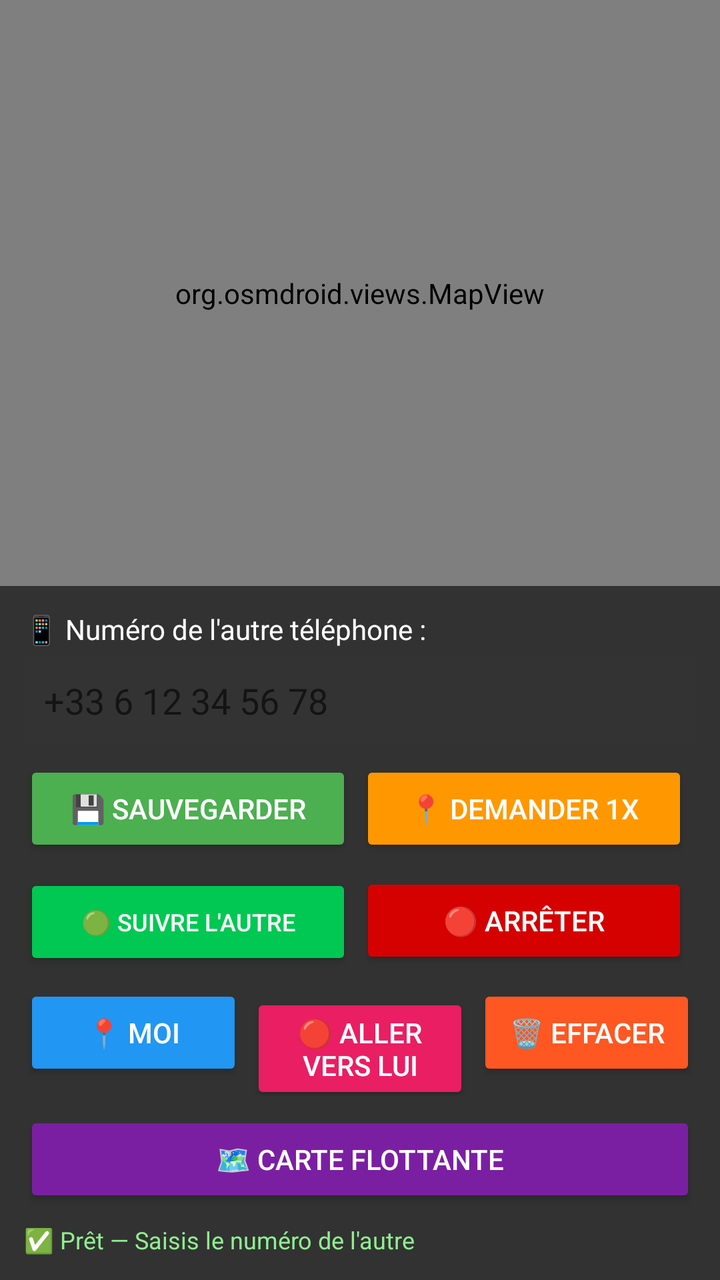
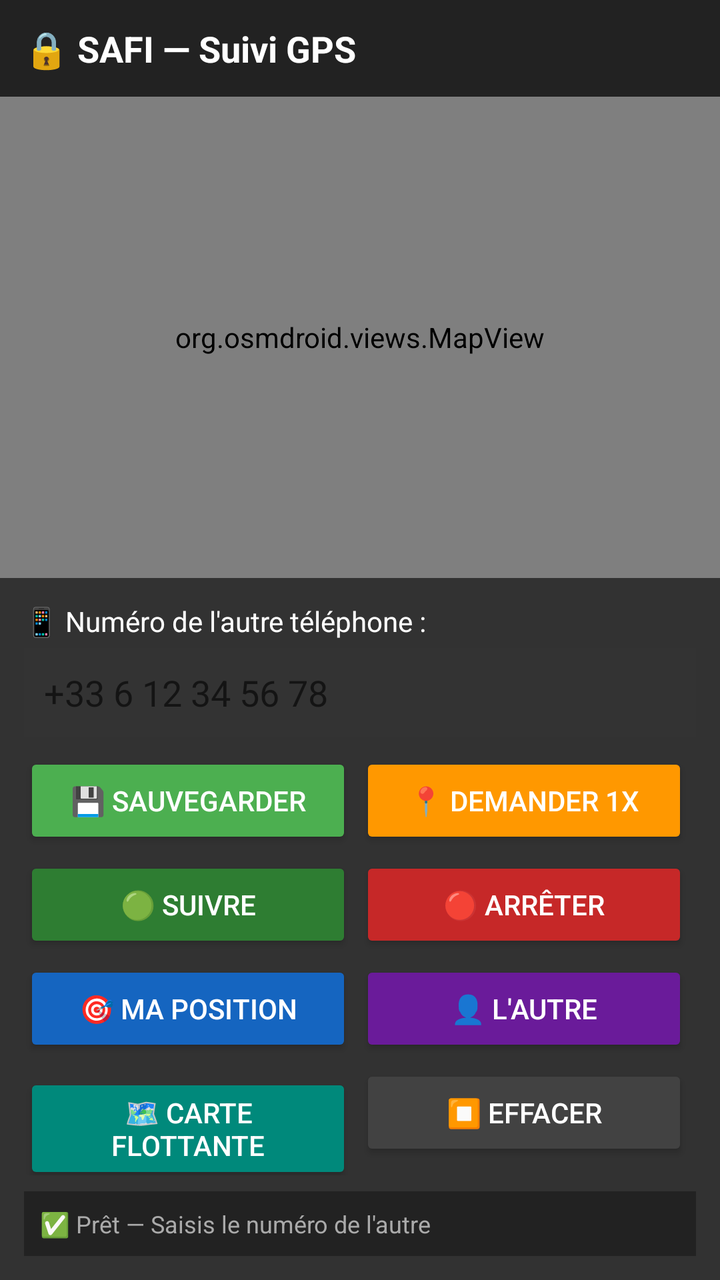

Compare the two renders of this Android layout. The source of the first and the diff that turns it into the second are given below.
<!-- AndroidManifest.xml: application theme Theme.AppCompat.Light.DarkActionBar -->
<!-- res/layout/activity_main_map.xml -->
<?xml version="1.0" encoding="utf-8"?>
<LinearLayout xmlns:android="http://schemas.android.com/apk/res/android"
    android:layout_width="match_parent"
    android:layout_height="match_parent"
    android:orientation="vertical">

    <org.osmdroid.views.MapView
        android:id="@+id/mapView"
        android:layout_width="match_parent"
        android:layout_height="0dp"
        android:layout_weight="1"/>

    <LinearLayout
        android:layout_width="match_parent"
        android:layout_height="wrap_content"
        android:orientation="vertical"
        android:padding="12dp"
        android:background="#CC000000">

        <TextView
            android:layout_width="match_parent"
            android:layout_height="wrap_content"
            android:text="📱 Numéro de l'autre téléphone :"
            android:textColor="#FFFFFF"
            android:textSize="14sp"/>

        <EditText
            android:id="@+id/etOtherNumber"
            android:layout_width="match_parent"
            android:layout_height="wrap_content"
            android:hint="+33 6 12 34 56 78"
            android:inputType="phone"
            android:textColor="#FFFFFF"
            android:layout_marginTop="4dp"
            android:layout_marginBottom="8dp"
            android:padding="10dp"
            android:background="#333333"/>

        <LinearLayout
            android:layout_width="match_parent"
            android:layout_height="wrap_content"
            android:orientation="horizontal">

            <Button
                android:id="@+id/btnSave"
                android:layout_width="0dp"
                android:layout_height="wrap_content"
                android:layout_weight="1"
                android:text="💾 Sauvegarder"
                android:backgroundTint="#4CAF50"
                android:textColor="#FFFFFF"
                android:layout_marginEnd="4dp"/>

            <Button
                android:id="@+id/btnRequestOnce"
                android:layout_width="0dp"
                android:layout_height="wrap_content"
                android:layout_weight="1"
                android:text="📍 Demander 1x"
                android:backgroundTint="#FF9800"
                android:textColor="#FFFFFF"
                android:layout_marginEnd="4dp"/>
        </LinearLayout>

        <LinearLayout
            android:layout_width="match_parent"
            android:layout_height="wrap_content"
            android:orientation="horizontal"
            android:layout_marginTop="8dp">

            <Button
                android:id="@+id/btnStartFollow"
                android:layout_width="0dp"
                android:layout_height="wrap_content"
                android:layout_weight="1"
                android:text="🟢 SUIVRE L'AUTRE"
                android:backgroundTint="#00C853"
                android:textColor="#FFFFFF"
                android:textSize="12sp"
                android:layout_marginEnd="4dp"/>

            <Button
                android:id="@+id/btnStopFollow"
                android:layout_width="0dp"
                android:layout_height="wrap_content"
                android:layout_weight="1"
                android:text="🔴 ARRÊTER"
                android:backgroundTint="#D50000"
                android:textColor="#FFFFFF"
                android:layout_marginEnd="4dp"/>
        </LinearLayout>

        <LinearLayout
            android:layout_width="match_parent"
            android:layout_height="wrap_content"
            android:orientation="horizontal"
            android:layout_marginTop="8dp">

            <Button
                android:id="@+id/btnCenter"
                android:layout_width="0dp"
                android:layout_height="wrap_content"
                android:layout_weight="1"
                android:text="📍 Moi"
                android:backgroundTint="#2196F3"
                android:textColor="#FFFFFF"
                android:layout_marginEnd="4dp"/>

            <Button
                android:id="@+id/btnGoToOther"
                android:layout_width="0dp"
                android:layout_height="wrap_content"
                android:layout_weight="1"
                android:text="🔴 Aller vers lui"
                android:backgroundTint="#E91E63"
                android:textColor="#FFFFFF"
                android:layout_marginEnd="4dp"/>

            <Button
                android:id="@+id/btnClear"
                android:layout_width="0dp"
                android:layout_height="wrap_content"
                android:layout_weight="1"
                android:text="🗑️ Effacer"
                android:backgroundTint="#FF5722"
                android:textColor="#FFFFFF"/>
        </LinearLayout>

        <Button
            android:id="@+id/btnFloatingMap"
            android:layout_width="match_parent"
            android:layout_height="wrap_content"
            android:text="🗺️ CARTE FLOTTANTE"
            android:backgroundTint="#7B1FA2"
            android:textColor="#FFFFFF"
            android:layout_marginTop="8dp"/>

        <TextView
            android:id="@+id/tvStatus"
            android:layout_width="match_parent"
            android:layout_height="wrap_content"
            android:text="✅ Prêt — Saisis le numéro de l'autre"
            android:textColor="#90EE90"
            android:textSize="12sp"
            android:layout_marginTop="8dp"/>
    </LinearLayout>

</LinearLayout>
<!-- resources referenced by this layout -->
<resources>

</resources>

<!-- the commit's change to res/layout/activity_main_map.xml (unified diff, before → after) -->
@@ -3,6 +3,20 @@
     android:layout_width="match_parent"
     android:layout_height="match_parent"
     android:orientation="vertical">
+
+    
+    <TextView
+        android:id="@+id/tvTitle"
+        android:layout_width="match_parent"
+        android:layout_height="wrap_content"
+        android:text="🔒 SAFI — Suivi GPS"
+        android:textColor="#FFFFFF"
+        android:textSize="18sp"
+        android:textStyle="bold"
+        android:padding="12dp"
+        android:background="#FF222222"
+        android:clickable="true"
+        android:focusable="true"/>
 
     <org.osmdroid.views.MapView
         android:id="@+id/mapView"
@@ -66,17 +80,16 @@
             android:layout_width="match_parent"
             android:layout_height="wrap_content"
             android:orientation="horizontal"
-            android:layout_marginTop="8dp">
+            android:layout_marginTop="4dp">
 
             <Button
                 android:id="@+id/btnStartFollow"
                 android:layout_width="0dp"
                 android:layout_height="wrap_content"
                 android:layout_weight="1"
-                android:text="🟢 SUIVRE L'AUTRE"
-                android:backgroundTint="#00C853"
+                android:text="🟢 Suivre"
+                android:backgroundTint="#2E7D32"
                 android:textColor="#FFFFFF"
-                android:textSize="12sp"
                 android:layout_marginEnd="4dp"/>
 
             <Button
@@ -84,8 +97,8 @@
                 android:layout_width="0dp"
                 android:layout_height="wrap_content"
                 android:layout_weight="1"
-                android:text="🔴 ARRÊTER"
-                android:backgroundTint="#D50000"
+                android:text="🔴 Arrêter"
+                android:backgroundTint="#C62828"
                 android:textColor="#FFFFFF"
                 android:layout_marginEnd="4dp"/>
         </LinearLayout>
@@ -94,15 +107,15 @@
             android:layout_width="match_parent"
             android:layout_height="wrap_content"
             android:orientation="horizontal"
-            android:layout_marginTop="8dp">
+            android:layout_marginTop="4dp">
 
             <Button
                 android:id="@+id/btnCenter"
                 android:layout_width="0dp"
                 android:layout_height="wrap_content"
                 android:layout_weight="1"
-                android:text="📍 Moi"
-                android:backgroundTint="#2196F3"
+                android:text="🎯 Ma position"
+                android:backgroundTint="#1565C0"
                 android:textColor="#FFFFFF"
                 android:layout_marginEnd="4dp"/>
 
@@ -111,8 +124,25 @@
                 android:layout_width="0dp"
                 android:layout_height="wrap_content"
                 android:layout_weight="1"
-                android:text="🔴 Aller vers lui"
-                android:backgroundTint="#E91E63"
+                android:text="👤 L'autre"
+                android:backgroundTint="#6A1B9A"
+                android:textColor="#FFFFFF"
+                android:layout_marginEnd="4dp"/>
+        </LinearLayout>
+
+        <LinearLayout
+            android:layout_width="match_parent"
+            android:layout_height="wrap_content"
+            android:orientation="horizontal"
+            android:layout_marginTop="4dp">
+
+            <Button
+                android:id="@+id/btnFloatingMap"
+                android:layout_width="0dp"
+                android:layout_height="wrap_content"
+                android:layout_weight="1"
+                android:text="🗺️ Carte flottante"
+                android:backgroundTint="#00897B"
                 android:textColor="#FFFFFF"
                 android:layout_marginEnd="4dp"/>
 
@@ -121,28 +151,22 @@
                 android:layout_width="0dp"
                 android:layout_height="wrap_content"
                 android:layout_weight="1"
-                android:text="🗑️ Effacer"
-                android:backgroundTint="#FF5722"
-                android:textColor="#FFFFFF"/>
+                android:text="⏹️ Effacer"
+                android:backgroundTint="#424242"
+                android:textColor="#FFFFFF"
+                android:layout_marginEnd="4dp"/>
         </LinearLayout>
-
-        <Button
-            android:id="@+id/btnFloatingMap"
-            android:layout_width="match_parent"
-            android:layout_height="wrap_content"
-            android:text="🗺️ CARTE FLOTTANTE"
-            android:backgroundTint="#7B1FA2"
-            android:textColor="#FFFFFF"
-            android:layout_marginTop="8dp"/>
 
         <TextView
             android:id="@+id/tvStatus"
             android:layout_width="match_parent"
             android:layout_height="wrap_content"
             android:text="✅ Prêt — Saisis le numéro de l'autre"
-            android:textColor="#90EE90"
+            android:textColor="#AAAAAA"
             android:textSize="12sp"
-            android:layout_marginTop="8dp"/>
+            android:layout_marginTop="8dp"
+            android:padding="8dp"
+            android:background="#222222"/>
     </LinearLayout>
 
 </LinearLayout>
